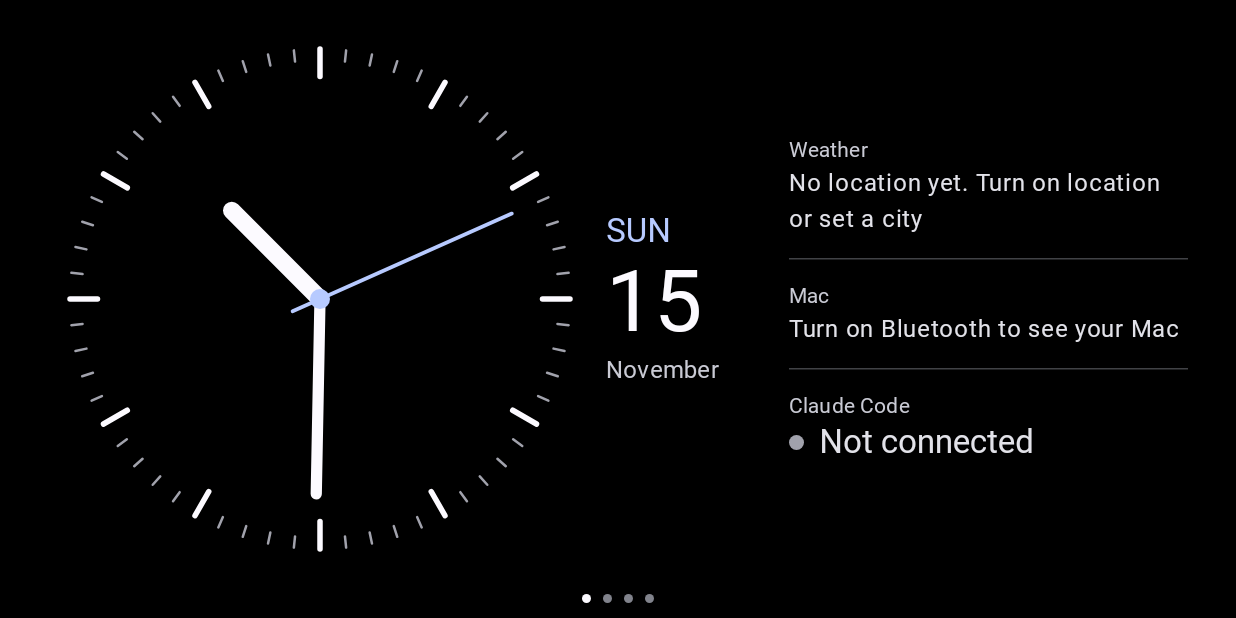
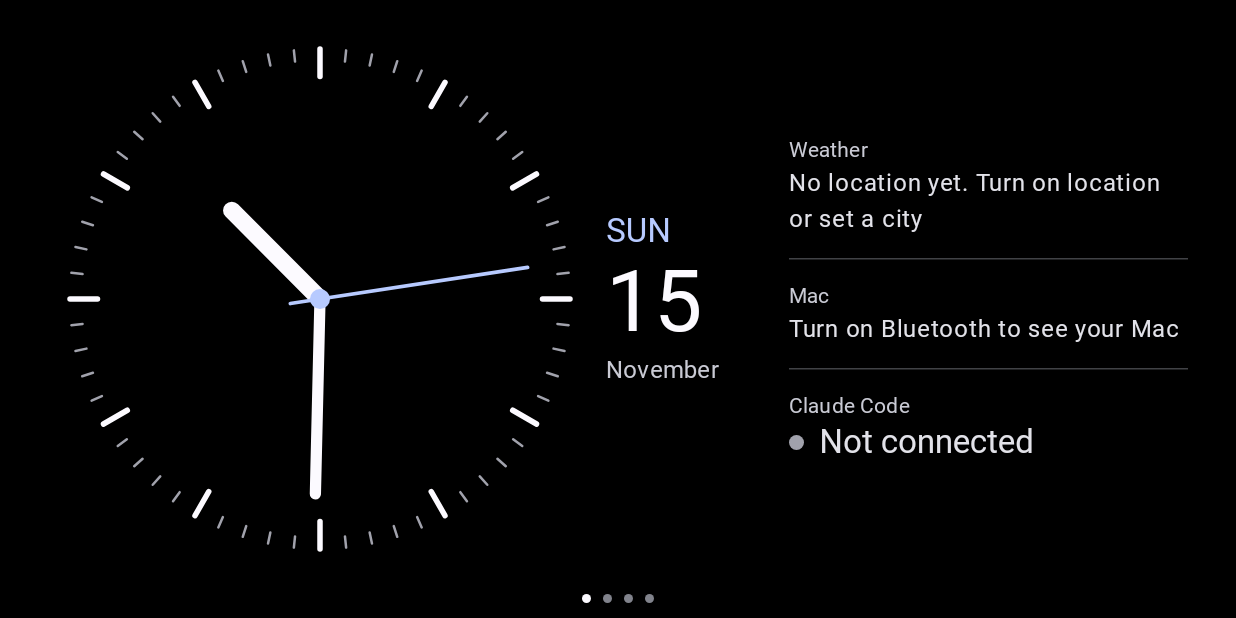
Before and after one commit to bmin-mit/perch, an Android app built with Jetpack Compose: the screen it shows after launch (MainActivity), scrolled down 362 dp, on a phone screen of 824 x 412 dp (held sideways). Run offline under Robolectric (Android 15) with nearby library versions, the phone set to English and light mode, and no system bars; Roboto replaces fonts that are not available here.

Commit message:
Smooth sweeping analog hands; slide-up digit animation on the digital clock
Co-Authored-By: Claude Opus 5.5 <noreply@anthropic.com>

```diff
--- a/android/app/src/main/java/dev/perch/standby/ui/ClockPage.kt
+++ b/android/app/src/main/java/dev/perch/standby/ui/ClockPage.kt
@@ -1,6 +1,23 @@
 package dev.perch.standby.ui
 
+import androidx.compose.animation.AnimatedContent
+import androidx.compose.animation.SizeTransform
+import androidx.compose.animation.core.FastOutSlowInEasing
+import androidx.compose.animation.core.tween
+import androidx.compose.animation.fadeIn
+import androidx.compose.animation.fadeOut
+import androidx.compose.animation.slideInVertically
+import androidx.compose.animation.slideOutVertically
+import androidx.compose.animation.togetherWith
 import androidx.compose.foundation.Canvas
+import androidx.compose.runtime.State
+import androidx.compose.runtime.key
+import androidx.compose.runtime.produceState
+import androidx.compose.runtime.remember
+import androidx.compose.runtime.withFrameMillis
+import androidx.compose.ui.draw.clipToBounds
+import androidx.compose.ui.text.TextStyle
+import androidx.compose.ui.unit.IntOffset
 import androidx.compose.foundation.background
 import androidx.compose.foundation.layout.Arrangement
 import androidx.compose.foundation.layout.BoxWithConstraints
@@ -98,17 +115,22 @@ private fun DigitalFace(now: LocalDateTime, use24h: Boolean) {
         val size = with(LocalDensity.current) { minOf(maxWidth / 2.75f, maxHeight * 0.62f).toSp() }
         Column(horizontalAlignment = Alignment.CenterHorizontally) {
             Row(verticalAlignment = Alignment.Bottom) {
-                Text(
-                    now.format(DateTimeFormatter.ofPattern(if (use24h) "HH:mm" else "h:mm")),
+                val time = now.format(DateTimeFormatter.ofPattern(if (use24h) "HH:mm" else "h:mm"))
+                val style = MaterialTheme.typography.displayLarge.copy(
                     fontSize = size,
                     lineHeight = size,
                     fontWeight = FontWeight.Bold,
                     letterSpacing = (-0.03).sp * size.value,
                     color = MaterialTheme.colorScheme.onSurface,
-                    maxLines = 1,
-                    softWrap = false,
-                    style = MaterialTheme.typography.displayLarge.copy(fontFeatureSettings = "tnum"),
+                    fontFeatureSettings = "tnum",
                 )
+                // One slot per character, keyed from the right so "9:59" → "10:00" keeps minutes aligned.
+                // A changed digit slides up out of its slot while the new one rises in from below.
+                Row(verticalAlignment = Alignment.Bottom) {
+                    time.forEachIndexed { i, ch ->
+                        key(time.length - i) { RollingChar(ch, style) }
+                    }
+                }
                 if (!use24h) {
                     Text(
                         now.format(DateTimeFormatter.ofPattern("a")),
@@ -128,7 +150,32 @@ private fun DigitalFace(now: LocalDateTime, use24h: Boolean) {
 }
 
 @Composable
+private fun RollingChar(ch: Char, style: TextStyle) {
+    AnimatedContent(
+        targetState = ch,
+        modifier = Modifier.clipToBounds(),
+        transitionSpec = {
+            val spec = tween<IntOffset>(450, easing = FastOutSlowInEasing)
+            (slideInVertically(spec) { it } + fadeIn(tween(300)))
+                .togetherWith(slideOutVertically(spec) { -it } + fadeOut(tween(300)))
+                .using(SizeTransform(clip = false))
+        },
+        label = "digit",
+    ) { c ->
+        Text(c.toString(), style = style, maxLines = 1, softWrap = false)
+    }
+}
+
+/** Wall-clock milliseconds, updated every frame while composed (the analog face only). */
+@Composable
+private fun rememberFrameMillis(): State<Long> = produceState(System.currentTimeMillis()) {
+    while (true) withFrameMillis { value = System.currentTimeMillis() }
+}
+
+@Composable
 private fun AnalogFace(now: LocalDateTime) {
+    val millis = rememberFrameMillis()
+    val zone = remember { java.time.ZoneId.systemDefault() }
     val tick = MaterialTheme.colorScheme.outline
     val major = MaterialTheme.colorScheme.onSurface
     val accent = MaterialTheme.colorScheme.primary
@@ -152,15 +199,19 @@ private fun AnalogFace(now: LocalDateTime) {
                     )
                 }
             }
-            val minute = now.minute + now.second / 60f
-            val hour = now.hour % 12 + minute / 60f
+            // Read per frame inside the draw phase, so only drawing re-runs: a continuous sweep.
+            val ms = millis.value
+            val msOfDay = Math.floorMod(ms + zone.rules.getOffset(java.time.Instant.ofEpochMilli(ms)).totalSeconds * 1000L, 86_400_000L)
+            val second = (msOfDay % 60_000L) / 1000f
+            val minute = (msOfDay / 60_000L % 60) + second / 60f
+            val hour = (msOfDay / 3_600_000L % 12) + minute / 60f
             rotate(hour * 30f, c) {
                 drawLine(major, c, Offset(c.x, c.y - r * 0.5f), r * 0.07f, StrokeCap.Round)
             }
             rotate(minute * 6f, c) {
                 drawLine(major, c, Offset(c.x, c.y - r * 0.78f), r * 0.045f, StrokeCap.Round)
             }
-            rotate(now.second * 6f, c) {
+            rotate(second * 6f, c) {
                 drawLine(accent, Offset(c.x, c.y + r * 0.12f), Offset(c.x, c.y - r * 0.84f), r * 0.015f, StrokeCap.Round)
             }
             drawCircle(accent, r * 0.04f, c)
```
